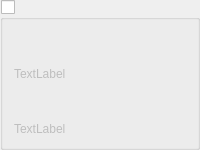
Old version of the form title_group.ui in the repository cool-palace/Screenshot-Manager.
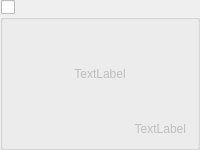
New version of the form.

The edit to the form file:
```diff
--- a/title_group.ui
+++ b/title_group.ui
@@ -12,8 +12,8 @@
   </property>
   <property name="maximumSize">
    <size>
-    <width>200</width>
-    <height>160</height>
+    <width>210</width>
+    <height>180</height>
    </size>
   </property>
   <property name="windowTitle">
@@ -34,9 +34,18 @@
        <verstretch>0</verstretch>
       </sizepolicy>
      </property>
+     <property name="maximumSize">
+      <size>
+       <width>192</width>
+       <height>140</height>
+      </size>
+     </property>
      <property name="text">
       <string>TextLabel</string>
      </property>
+     <property name="alignment">
+      <set>Qt::AlignCenter</set>
+     </property>
     </widget>
    </item>
    <item>
@@ -50,6 +59,9 @@
      <property name="text">
       <string>TextLabel</string>
      </property>
+     <property name="alignment">
+      <set>Qt::AlignRight|Qt::AlignTrailing|Qt::AlignVCenter</set>
+     </property>
     </widget>
    </item>
   </layout>
```
